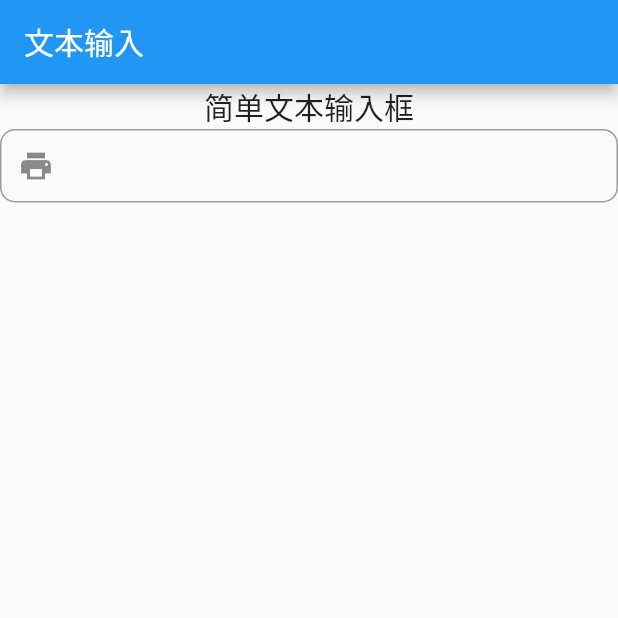
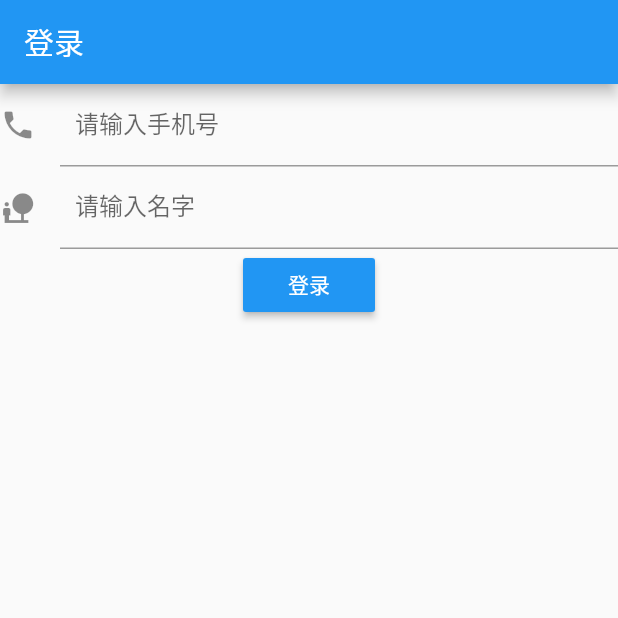
Before and after one commit to wangtaoT/flutter_app, a Flutter app: the screen it shows after launch, on a phone screen of 412 x 824 dp, the top half of it. Run offline on Flutter 3.47's test engine with Material 2 defaults, Android fonts, the phone set to English and light mode, and no system bars.

Commit message:
flutter Textfield

```diff
--- a/lib/main.dart
+++ b/lib/main.dart
@@ -2,44 +2,89 @@ import 'dart:io';
 
 import 'package:flutter/cupertino.dart';
 import 'package:flutter/material.dart';
+import 'package:flutter/services.dart';
 
 void main() {
   runApp(new MaterialApp(
-    home: new PullToRefreshDemo(),
+    home: new MyApp(),
   ));
 
-//  //沉浸式状态栏
-//  if (Platform.isAndroid) {
-//    SystemUiOverlayStyle systemUiOverlayStyle =
-//        SystemUiOverlayStyle(statusBarColor: Colors.transparent);
-//    SystemChrome.setSystemUIOverlayStyle(systemUiOverlayStyle);
-//  }
+  //沉浸式状态栏
+  if (Platform.isAndroid) {
+    SystemUiOverlayStyle systemUiOverlayStyle =
+        SystemUiOverlayStyle(statusBarColor: Colors.transparent);
+    SystemChrome.setSystemUIOverlayStyle(systemUiOverlayStyle);
+  }
 }
 
-class PullToRefreshDemo extends StatelessWidget {
+class MyApp extends StatefulWidget {
+  @override
+  State<StatefulWidget> createState() {
+    return new MyAppState();
+  }
+}
+
+class MyAppState extends State<MyApp> {
   @override
   Widget build(BuildContext context) {
-    return Scaffold(
+    TextEditingController _userPhoneController = new TextEditingController();
+    TextEditingController _userPasswordController = new TextEditingController();
+
+    void onTextClear() {
+      setState(() {
+        _userPhoneController.text = "";
+        _userPasswordController.text = "";
+      });
+    }
+
+    return new Scaffold(
       appBar: new AppBar(
-        title: new Text("文本输入"),
+        title: new Text("登录"),
       ),
-      body: new Center(
-        child: new Column(
+      body: new Column(
         children: <Widget>[
-            new Text(
-              "简单文本输入框",
-              style: new TextStyle(fontSize: 20),
+          new TextField(
+            controller: _userPhoneController,
+            keyboardType: TextInputType.number,
+            decoration: new InputDecoration(
+                contentPadding: const EdgeInsets.all(10),
+                icon: new Icon(Icons.phone),
+                labelText: "请输入手机号"),
+            onChanged: (String str) {
+              print("最终手机号为$str-------------");
+            },
           ),
           new TextField(
+            controller: _userPasswordController,
             keyboardType: TextInputType.text,
             decoration: new InputDecoration(
-                  border: new OutlineInputBorder(
-                      gapPadding: 10, borderRadius: BorderRadius.circular(10)),
-                  prefixIcon: new Icon(Icons.print),
-                  contentPadding: const EdgeInsets.all(15)),
-            )
+                contentPadding: const EdgeInsets.all(10),
+                icon: new Icon(Icons.nature_people),
+                labelText: "请输入名字"),
+          ),
+          new Builder(builder: (BuildContext context) {
+            return new RaisedButton(
+              onPressed: () {
+                if (_userPasswordController.text.toString() == "10086" &&
+                    _userPhoneController.text.toString() == "10086") {
+                  Scaffold.of(context)
+                      .showSnackBar(new SnackBar(content: new Text("校验通过")));
+                } else {
+                  Scaffold.of(context).showSnackBar(
+                      new SnackBar(content: new Text("校验有问题，请重新输入")));
+                  onTextClear();
+                }
+              },
+              color: Colors.blue,
+              highlightColor: Colors.deepPurple,
+              disabledColor: Colors.cyan,
+              child: new Text(
+                "登录",
+                style: new TextStyle(color: Colors.white),
+              ),
+            );
+          })
         ],
-        ),
       ),
     );
   }
```
Lines whose indentation alone changed are shown as unchanged.
